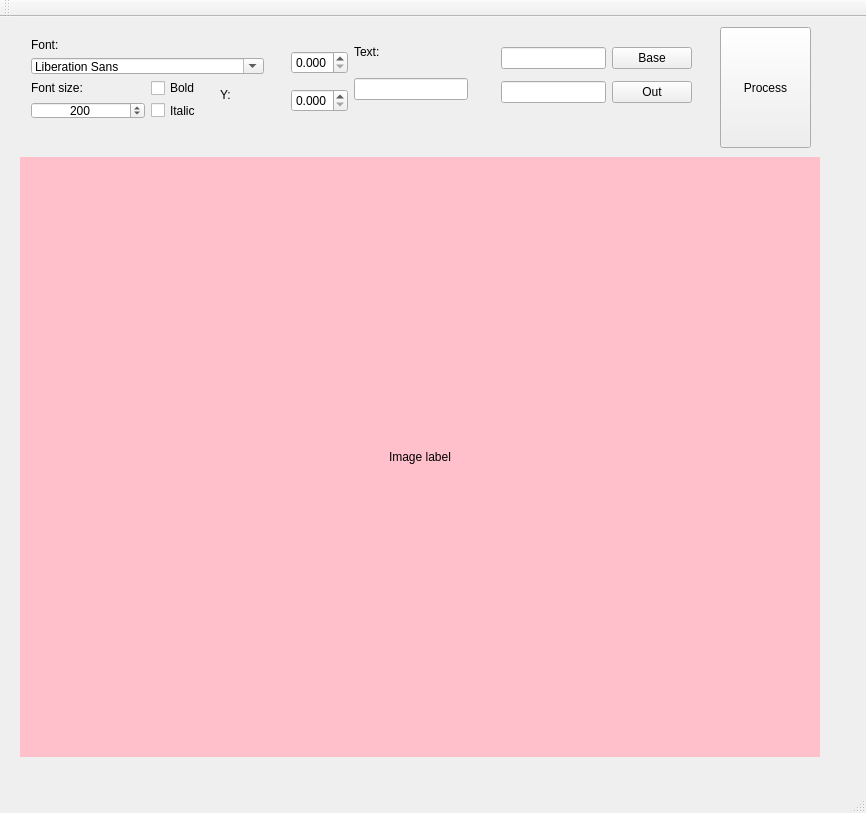
Above: forms/mainwindow.ui from Lezh1k/NumbersMaker before the change. Below: the same form after it.
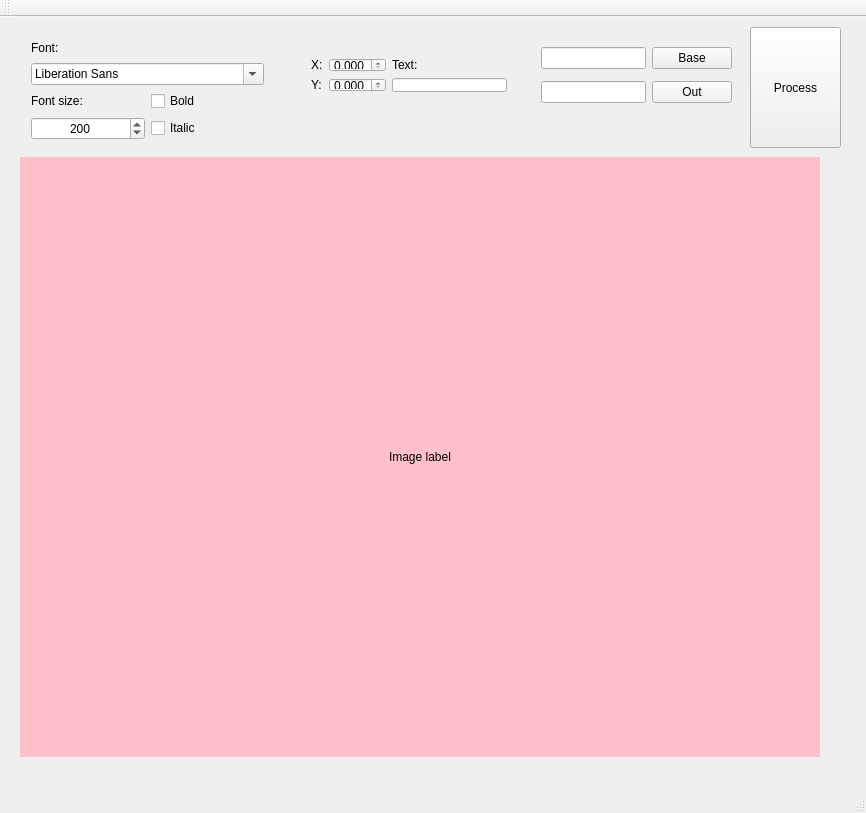
That is the form after the change.

```diff
--- a/forms/mainwindow.ui
+++ b/forms/mainwindow.ui
@@ -39,7 +39,7 @@
    <widget class="QPushButton" name="btn_process">
     <property name="geometry">
      <rect>
-      <x>720</x>
+      <x>750</x>
       <y>10</y>
       <width>91</width>
       <height>121</height>
@@ -49,39 +49,13 @@
      <string>Process</string>
     </property>
    </widget>
-   <widget class="QLabel" name="lbl_x">
-    <property name="geometry">
-     <rect>
-      <x>220</x>
-      <y>40</y>
-      <width>31</width>
-      <height>16</height>
-     </rect>
-    </property>
-    <property name="text">
-     <string>X:</string>
-    </property>
-   </widget>
-   <widget class="QLabel" name="lbl_y">
-    <property name="geometry">
-     <rect>
-      <x>220</x>
-      <y>70</y>
-      <width>31</width>
-      <height>16</height>
-     </rect>
-    </property>
-    <property name="text">
-     <string>Y:</string>
-    </property>
-   </widget>
-   <widget class="QWidget" name="">
+   <widget class="QWidget" name="layoutWidget">
     <property name="geometry">
      <rect>
       <x>20</x>
       <y>10</y>
       <width>255</width>
-      <height>103</height>
+      <height>124</height>
      </rect>
     </property>
     <layout class="QGridLayout" name="gridLayout">
@@ -134,58 +108,10 @@
      </item>
     </layout>
    </widget>
-   <widget class="QWidget" name="">
+   <widget class="QWidget" name="layoutWidget">
     <property name="geometry">
      <rect>
-      <x>280</x>
-      <y>15</y>
-      <width>199</width>
-      <height>91</height>
-     </rect>
-    </property>
-    <layout class="QGridLayout" name="gridLayout_2">
-     <item row="0" column="0" rowspan="2">
-      <widget class="QDoubleSpinBox" name="dsb_x">
-       <property name="decimals">
-        <number>3</number>
-       </property>
-       <property name="maximum">
-        <double>1.000000000000000</double>
-       </property>
-       <property name="singleStep">
-        <double>0.001000000000000</double>
-       </property>
-      </widget>
-     </item>
-     <item row="0" column="1">
-      <widget class="QLabel" name="lbl_text">
-       <property name="text">
-        <string>Text:</string>
-       </property>
-      </widget>
-     </item>
-     <item row="1" column="1" rowspan="2">
-      <widget class="QLineEdit" name="le_text"/>
-     </item>
-     <item row="2" column="0">
-      <widget class="QDoubleSpinBox" name="dsb_y">
-       <property name="decimals">
-        <number>3</number>
-       </property>
-       <property name="maximum">
-        <double>1.000000000000000</double>
-       </property>
-       <property name="singleStep">
-        <double>0.001000000000000</double>
-       </property>
-      </widget>
-     </item>
-    </layout>
-   </widget>
-   <widget class="QWidget" name="">
-    <property name="geometry">
-     <rect>
-      <x>490</x>
+      <x>530</x>
       <y>13</y>
       <width>213</width>
       <height>91</height>
@@ -214,6 +140,68 @@
      </item>
     </layout>
    </widget>
+   <widget class="QWidget" name="layoutWidget">
+    <property name="geometry">
+     <rect>
+      <x>300</x>
+      <y>30</y>
+      <width>218</width>
+      <height>56</height>
+     </rect>
+    </property>
+    <layout class="QGridLayout" name="gridLayout_2">
+     <item row="0" column="0">
+      <widget class="QLabel" name="lbl_x">
+       <property name="text">
+        <string>X:</string>
+       </property>
+      </widget>
+     </item>
+     <item row="0" column="1">
+      <widget class="QDoubleSpinBox" name="dsb_x">
+       <property name="decimals">
+        <number>3</number>
+       </property>
+       <property name="maximum">
+        <double>1.000000000000000</double>
+       </property>
+       <property name="singleStep">
+        <double>0.001000000000000</double>
+       </property>
+      </widget>
+     </item>
+     <item row="0" column="2">
+      <widget class="QLabel" name="lbl_text">
+       <property name="text">
+        <string>Text:</string>
+       </property>
+      </widget>
+     </item>
+     <item row="1" column="0">
+      <widget class="QLabel" name="lbl_y">
+       <property name="text">
+        <string>Y:</string>
+       </property>
+      </widget>
+     </item>
+     <item row="1" column="1">
+      <widget class="QDoubleSpinBox" name="dsb_y">
+       <property name="decimals">
+        <number>3</number>
+       </property>
+       <property name="maximum">
+        <double>1.000000000000000</double>
+       </property>
+       <property name="singleStep">
+        <double>0.001000000000000</double>
+       </property>
+      </widget>
+     </item>
+     <item row="1" column="2">
+      <widget class="QLineEdit" name="le_text"/>
+     </item>
+    </layout>
+   </widget>
   </widget>
   <widget class="QMenuBar" name="menuBar">
    <property name="geometry">
```
Left out of the diff: 18 changed lines with no effect on the pictures.
